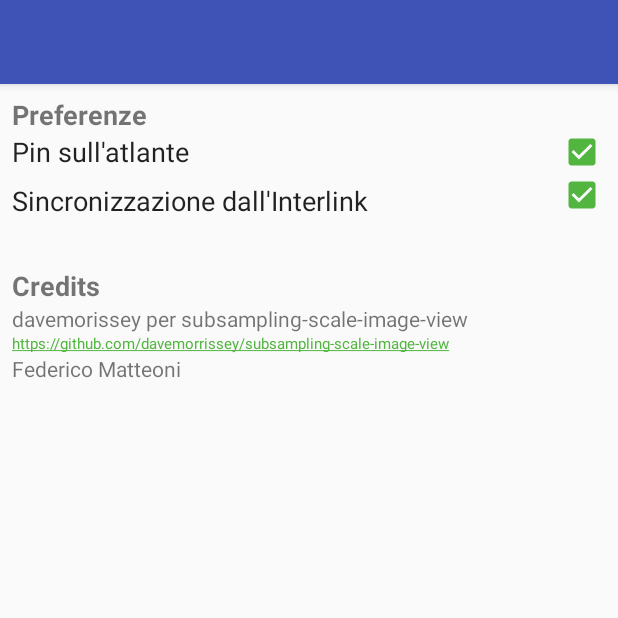
After one commit to FedeX15/quria-app, an Android app: the Settings screen opened directly, with no data from a screen before it, on a phone screen of 412 x 824 dp, the top half of it. The commit adds this screen. Run offline under Robolectric (Android 15) with nearby library versions, the phone set to English and light mode, and no system bars.

Commit message:
Preferenze

```diff
--- a/app/build.gradle
+++ b/app/build.gradle
@@ -6,9 +6,10 @@ android {
         applicationId "com.fexed.quriacompanion"
         minSdkVersion 19
         targetSdkVersion 27
-        versionCode 9
+        versionCode 10
         versionName "1.0"
         testInstrumentationRunner "android.support.test.runner.AndroidJUnitRunner"
+        vectorDrawables.useSupportLibrary = true
     }
     buildTypes {
         release {
--- a/app/src/main/AndroidManifest.xml
+++ b/app/src/main/AndroidManifest.xml
@@ -5,6 +5,7 @@
     <uses-permission android:name="android.permission.INTERNET" />
     <uses-permission android:name="android.permission.WRITE_EXTERNAL_STORAGE" />
     <uses-permission android:name="android.permission.READ_EXTERNAL_STORAGE" />
+
     <application
         android:allowBackup="true"
         android:icon="@drawable/quria"
@@ -19,10 +20,13 @@
             android:windowSoftInputMode="stateHidden">
             <intent-filter>
                 <action android:name="android.intent.action.MAIN" />
-
                 <category android:name="android.intent.category.LAUNCHER" />
             </intent-filter>
         </activity>
+        <activity
+            android:name=".Settings"
+            android:label="@string/title_activity_settings"
+            android:theme="@style/Tema.NoActionBar"></activity>
     </application>
 
 </manifest>
--- a/app/src/main/java/com/fexed/quriacompanion/HomeActivity.java
+++ b/app/src/main/java/com/fexed/quriacompanion/HomeActivity.java
@@ -27,6 +27,8 @@ import android.text.TextWatcher;
 import android.util.ArraySet;
 import android.util.Log;
 import android.view.LayoutInflater;
+import android.view.Menu;
+import android.view.MenuInflater;
 import android.view.MenuItem;
 import android.view.View;
 import android.view.ViewGroup;
@@ -2260,9 +2262,9 @@ public class HomeActivity extends AppCompatActivity {
         final String urlloc = "http://quria.altervista.org/locations.txt";
         final String filestory = "story.json";
         final String fileloc = "locations.txt";
+        if (state.getBoolean("pref_sync", true)) {
             final ProgressDialog dialog = ProgressDialog.show(this, "Aggiornamento", "Sto aggiornando i dati dall'interlink", true);
-
-        Thread t = new Thread(new Runnable(){
+            Thread t = new Thread(new Runnable() {
                 public void run() {
                     dialog.show();
                     StringBuilder data = new StringBuilder(""); //to read each line
@@ -2281,18 +2283,18 @@ public class HomeActivity extends AppCompatActivity {
                         final String json = data.toString();
                         FileHelper.saveToFile(json, HomeActivity.this.getApplicationContext(), filestory);
 
-                    HomeActivity.this.runOnUiThread(new Runnable(){
-                        public void run(){
+                        HomeActivity.this.runOnUiThread(new Runnable() {
+                            public void run() {
                                 Toast.makeText(HomeActivity.this.getApplicationContext(), "Dati aggiornati dall'interlink", Toast.LENGTH_SHORT).show();
                                 putJsonInRecview(json);
                                 dialog.dismiss();
                             }
                         });
                     } catch (Exception e) {
-                    Log.d("WEBUPDATE",e.toString());
-                    HomeActivity.this.runOnUiThread(new Runnable(){
-                        public void run(){
-                            Toast.makeText(HomeActivity.this.getApplicationContext(), "Utilizzo dati salvati in locale", Toast.LENGTH_SHORT).show();
+                        Log.d("WEBUPDATE", e.toString());
+                        HomeActivity.this.runOnUiThread(new Runnable() {
+                            public void run() {
+                                Toast.makeText(HomeActivity.this.getApplicationContext(), "Errore di connessione. Utilizzo dati salvati in locale", Toast.LENGTH_SHORT).show();
                                 putJsonInRecview("");
                                 dialog.dismiss();
                             }
@@ -2302,7 +2304,7 @@ public class HomeActivity extends AppCompatActivity {
             });
             t.start();
 
-        Thread p = new Thread(new Runnable(){
+            Thread p = new Thread(new Runnable() {
                 public void run() {
                     StringBuilder data = new StringBuilder(""); //to read each line
                     try {
@@ -2326,9 +2328,15 @@ public class HomeActivity extends AppCompatActivity {
                 }
             });
             p.start();
+        } else {
+            Toast.makeText(HomeActivity.this.getApplicationContext(), "Sincronizzazione disattivata. Utilizzo dati salvati in locale", Toast.LENGTH_SHORT).show();
+            putJsonInRecview("");
+            updateLocations("");
+        }
     }
 
     public void updateLocations(String locations){
+        if (state.getBoolean("pref_pins", true)) {
             locationstags = new ArrayList<>();
             locationspoints = new ArrayList<>();
             if (locations != "") {
@@ -2353,6 +2361,8 @@ public class HomeActivity extends AppCompatActivity {
 
                 }
             }
+
+        }
         HomeActivity.this.runOnUiThread(new Runnable() {
             public void run() {
                 preparaAtlante();
@@ -2371,4 +2381,24 @@ public class HomeActivity extends AppCompatActivity {
         super.onPause();
     }
 
-}
+    @Override
+    public boolean onCreateOptionsMenu(Menu menu) {
+        MenuInflater inflater = getMenuInflater();
+        inflater.inflate(R.menu.options, menu);
+        // return true so that the menu pop up is opened
+        return true;
+    }
+
+    @Override
+    public boolean onOptionsItemSelected(MenuItem item) {
+        switch (item.getItemId()) {
+            case R.id.preferences:
+                Intent myIntent = new Intent(HomeActivity.this, Settings.class);
+                startActivity(myIntent);
+                break;
+        }
+
+        return true;
+    }
+
+}
--- /dev/null
+++ b/app/src/main/java/com/fexed/quriacompanion/Settings.java
@@ -0,0 +1,41 @@
+package com.fexed.quriacompanion;
+
+import android.content.Context;
+import android.content.SharedPreferences;
+import android.os.Bundle;
+import android.support.design.widget.FloatingActionButton;
+import android.support.design.widget.Snackbar;
+import android.support.v7.app.AppCompatActivity;
+import android.support.v7.widget.Toolbar;
+import android.view.View;
+import android.widget.CheckBox;
+import android.widget.CompoundButton;
+
+public class Settings extends AppCompatActivity {
+
+    @Override
+    protected void onCreate(Bundle savedInstanceState) {
+        super.onCreate(savedInstanceState);
+        setContentView(R.layout.activity_settings);
+        final SharedPreferences state = getApplicationContext().getSharedPreferences(getString(R.string.state), Context.MODE_PRIVATE);
+
+        final CheckBox pinchk = findViewById(R.id.pincheck);
+        pinchk.setOnCheckedChangeListener(new CompoundButton.OnCheckedChangeListener() {
+            @Override
+            public void onCheckedChanged(CompoundButton compoundButton, boolean b) {
+                state.edit().putBoolean("pref_pins", pinchk.isChecked()).apply();
+            }
+        });
+        pinchk.setChecked(state.getBoolean("pref_pins", true));
+
+        final CheckBox syncchk = findViewById(R.id.syncheck);
+        syncchk.setOnCheckedChangeListener(new CompoundButton.OnCheckedChangeListener() {
+            @Override
+            public void onCheckedChanged(CompoundButton compoundButton, boolean b) {
+                state.edit().putBoolean("pref_sync", syncchk.isChecked()).apply();
+            }
+        });
+        syncchk.setChecked(state.getBoolean("pref_sync", true));
+    }
+
+}
--- /dev/null
+++ b/app/src/main/res/drawable/ic_settings_black_24dp.xml
@@ -0,0 +1,9 @@
+<vector xmlns:android="http://schemas.android.com/apk/res/android"
+        android:width="24dp"
+        android:height="24dp"
+        android:viewportWidth="24.0"
+        android:viewportHeight="24.0">
+    <path
+        android:fillColor="#FF000000"
+        android:pathData="M19.43,12.98c0.04,-0.32 0.07,-0.64 0.07,-0.98s-0.03,-0.66 -0.07,-0.98l2.11,-1.65c0.19,-0.15 0.24,-0.42 0.12,-0.64l-2,-3.46c-0.12,-0.22 -0.39,-0.3 -0.61,-0.22l-2.49,1c-0.52,-0.4 -1.08,-0.73 -1.69,-0.98l-0.38,-2.65C14.46,2.18 14.25,2 14,2h-4c-0.25,0 -0.46,0.18 -0.49,0.42l-0.38,2.65c-0.61,0.25 -1.17,0.59 -1.69,0.98l-2.49,-1c-0.23,-0.09 -0.49,0 -0.61,0.22l-2,3.46c-0.13,0.22 -0.07,0.49 0.12,0.64l2.11,1.65c-0.04,0.32 -0.07,0.65 -0.07,0.98s0.03,0.66 0.07,0.98l-2.11,1.65c-0.19,0.15 -0.24,0.42 -0.12,0.64l2,3.46c0.12,0.22 0.39,0.3 0.61,0.22l2.49,-1c0.52,0.4 1.08,0.73 1.69,0.98l0.38,2.65c0.03,0.24 0.24,0.42 0.49,0.42h4c0.25,0 0.46,-0.18 0.49,-0.42l0.38,-2.65c0.61,-0.25 1.17,-0.59 1.69,-0.98l2.49,1c0.23,0.09 0.49,0 0.61,-0.22l2,-3.46c0.12,-0.22 0.07,-0.49 -0.12,-0.64l-2.11,-1.65zM12,15.5c-1.93,0 -3.5,-1.57 -3.5,-3.5s1.57,-3.5 3.5,-3.5 3.5,1.57 3.5,3.5 -1.57,3.5 -3.5,3.5z"/>
+</vector>
--- /dev/null
+++ b/app/src/main/res/layout/activity_settings.xml
@@ -0,0 +1,25 @@
+<?xml version="1.0" encoding="utf-8"?>
+<android.support.design.widget.CoordinatorLayout xmlns:android="http://schemas.android.com/apk/res/android"
+    xmlns:app="http://schemas.android.com/apk/res-auto"
+    xmlns:tools="http://schemas.android.com/tools"
+    android:layout_width="match_parent"
+    android:layout_height="match_parent"
+    tools:context=".Settings">
+
+    <android.support.design.widget.AppBarLayout
+        android:layout_width="match_parent"
+        android:layout_height="wrap_content"
+        android:theme="@style/Tema.AppBarOverlay">
+
+        <android.support.v7.widget.Toolbar
+            android:id="@+id/toolbar"
+            android:layout_width="match_parent"
+            android:layout_height="?attr/actionBarSize"
+            android:background="?attr/colorPrimary"
+            app:popupTheme="@style/Tema.PopupOverlay" />
+
+    </android.support.design.widget.AppBarLayout>
+
+    <include layout="@layout/content_settings" />
+
+</android.support.design.widget.CoordinatorLayout>
--- /dev/null
+++ b/app/src/main/res/layout/content_settings.xml
@@ -0,0 +1,111 @@
+<?xml version="1.0" encoding="utf-8"?>
+<android.support.constraint.ConstraintLayout xmlns:android="http://schemas.android.com/apk/res/android"
+    xmlns:app="http://schemas.android.com/apk/res-auto"
+    xmlns:tools="http://schemas.android.com/tools"
+    android:layout_width="match_parent"
+    android:layout_height="match_parent"
+    app:layout_behavior="@string/appbar_scrolling_view_behavior"
+    tools:context=".Settings"
+    tools:showIn="@layout/activity_settings">
+
+    <TextView
+        android:id="@+id/textView2"
+        android:layout_width="wrap_content"
+        android:layout_height="wrap_content"
+        android:layout_marginStart="8dp"
+        android:layout_marginTop="8dp"
+        android:text="Preferenze"
+        android:textSize="18sp"
+        android:textStyle="bold"
+        app:layout_constraintStart_toStartOf="parent"
+        app:layout_constraintTop_toTopOf="parent" />
+
+    <TextView
+        android:id="@+id/textView5"
+        android:layout_width="wrap_content"
+        android:layout_height="wrap_content"
+        android:layout_marginStart="8dp"
+        android:text="Pin sull'atlante"
+        android:textAppearance="@android:style/TextAppearance"
+        android:textSize="18sp"
+        android:typeface="normal"
+        app:layout_constraintStart_toStartOf="parent"
+        app:layout_constraintTop_toBottomOf="@+id/textView2" />
+
+    <CheckBox
+        android:id="@+id/pincheck"
+        android:layout_width="wrap_content"
+        android:layout_height="wrap_content"
+        android:layout_marginBottom="8dp"
+        android:layout_marginEnd="8dp"
+        android:layout_marginTop="8dp"
+        app:layout_constraintBottom_toBottomOf="@+id/textView5"
+        app:layout_constraintEnd_toEndOf="parent"
+        app:layout_constraintTop_toTopOf="@+id/textView5" />
+
+    <TextView
+        android:id="@+id/textView9"
+        android:layout_width="wrap_content"
+        android:layout_height="wrap_content"
+        android:layout_marginStart="8dp"
+        android:layout_marginTop="8dp"
+        android:text="Sincronizzazione dall'Interlink"
+        android:textAppearance="@android:style/TextAppearance"
+        android:textSize="18sp"
+        android:typeface="normal"
+        app:layout_constraintStart_toStartOf="parent"
+        app:layout_constraintTop_toBottomOf="@+id/textView5" />
+
+    <CheckBox
+        android:id="@+id/syncheck"
+        android:layout_width="wrap_content"
+        android:layout_height="wrap_content"
+        android:layout_marginBottom="8dp"
+        android:layout_marginEnd="8dp"
+        app:layout_constraintBottom_toBottomOf="@+id/textView9"
+        app:layout_constraintEnd_toEndOf="parent"
+        app:layout_constraintTop_toTopOf="@+id/textView9" />
+
+    <TextView
+        android:id="@+id/textView6"
+        android:layout_width="wrap_content"
+        android:layout_height="wrap_content"
+        android:layout_marginStart="8dp"
+        android:layout_marginTop="32dp"
+        android:text="Credits"
+        android:textSize="18sp"
+        android:textStyle="bold"
+        app:layout_constraintStart_toStartOf="parent"
+        app:layout_constraintTop_toBottomOf="@+id/textView9" />
+
+    <TextView
+        android:id="@+id/textView7"
+        android:layout_width="wrap_content"
+        android:layout_height="wrap_content"
+        android:layout_marginStart="8dp"
+        android:text="davemorissey per subsampling-scale-image-view"
+        android:textSize="14sp"
+        app:layout_constraintStart_toStartOf="parent"
+        app:layout_constraintTop_toBottomOf="@+id/textView6" />
+
+    <TextView
+        android:id="@+id/textView8"
+        android:layout_width="wrap_content"
+        android:layout_height="wrap_content"
+        android:layout_marginStart="8dp"
+        android:autoLink="web|all"
+        android:text="https://github.com/davemorrissey/subsampling-scale-image-view"
+        android:textSize="10sp"
+        app:layout_constraintStart_toStartOf="parent"
+        app:layout_constraintTop_toBottomOf="@+id/textView7" />
+
+    <TextView
+        android:id="@+id/textView10"
+        android:layout_width="wrap_content"
+        android:layout_height="wrap_content"
+        android:layout_marginStart="8dp"
+        android:text="Federico Matteoni"
+        android:textSize="14sp"
+        app:layout_constraintStart_toStartOf="parent"
+        app:layout_constraintTop_toBottomOf="@+id/textView8" />
+</android.support.constraint.ConstraintLayout>
--- /dev/null
+++ b/app/src/main/res/menu/options.xml
@@ -0,0 +1,7 @@
+<?xml version="1.0" encoding="utf-8"?>
+<menu xmlns:android="http://schemas.android.com/apk/res/android">
+    <item
+        android:id="@+id/preferences"
+        android:icon="@drawable/ic_settings_black_24dp"
+        android:title="Preferenze" />
+</menu>
--- a/app/src/main/res/values/dimens.xml
+++ b/app/src/main/res/values/dimens.xml
@@ -2,4 +2,5 @@
     <!-- Default screen margins, per the Android Design guidelines. -->
     <dimen name="activity_horizontal_margin">16dp</dimen>
     <dimen name="activity_vertical_margin">16dp</dimen>
+    <dimen name="fab_margin">16dp</dimen>
 </resources>
--- a/app/src/main/res/values/strings.xml
+++ b/app/src/main/res/values/strings.xml
@@ -5,4 +5,5 @@
     <string name="title_schedaPG">Scheda</string>
     <string name="state">com.fexed.quriacompanion</string>
     <string name="title_risorse">Risorse</string>
+    <string name="title_activity_settings">Preferenze</string>
 </resources>
--- a/app/src/main/res/values/styles.xml
+++ b/app/src/main/res/values/styles.xml
@@ -11,4 +11,13 @@
         <item name="colorControlHighlight">@color/colorPrimary</item>
     </style>
 
+    <style name="Tema.NoActionBar">
+        <item name="windowActionBar">false</item>
+        <item name="windowNoTitle">true</item>
+    </style>
+
+    <style name="Tema.AppBarOverlay" parent="ThemeOverlay.AppCompat.Dark.ActionBar" />
+
+    <style name="Tema.PopupOverlay" parent="ThemeOverlay.AppCompat.Light" />
+
 </resources>
```
Lines whose indentation alone changed are shown as unchanged.
